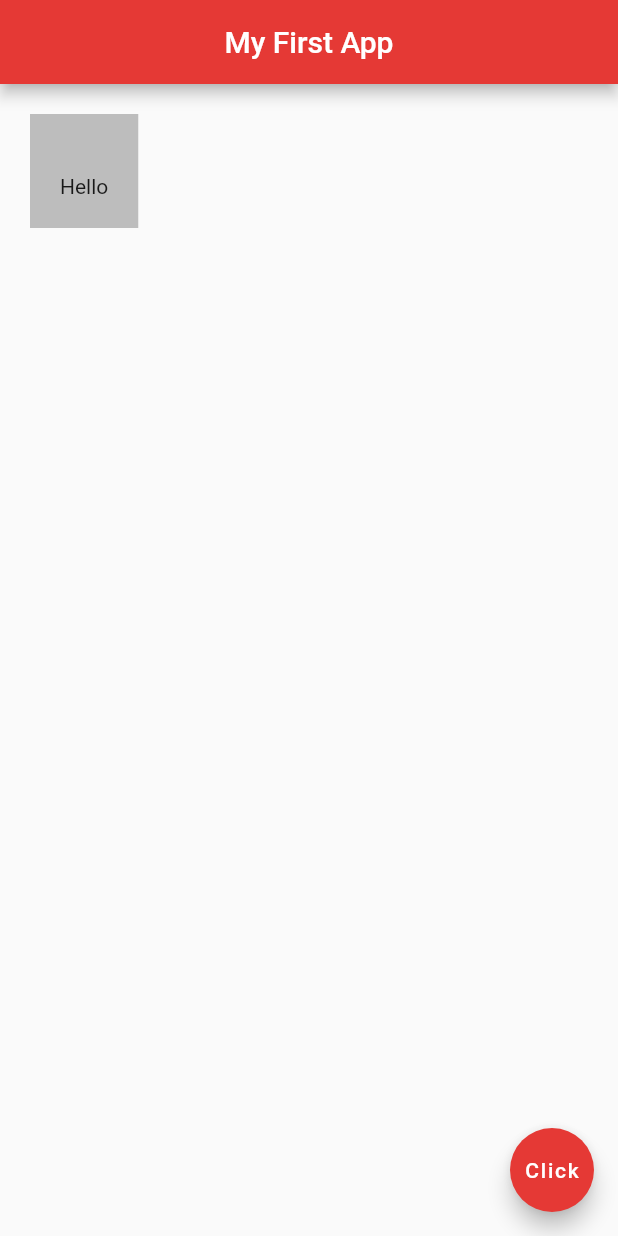
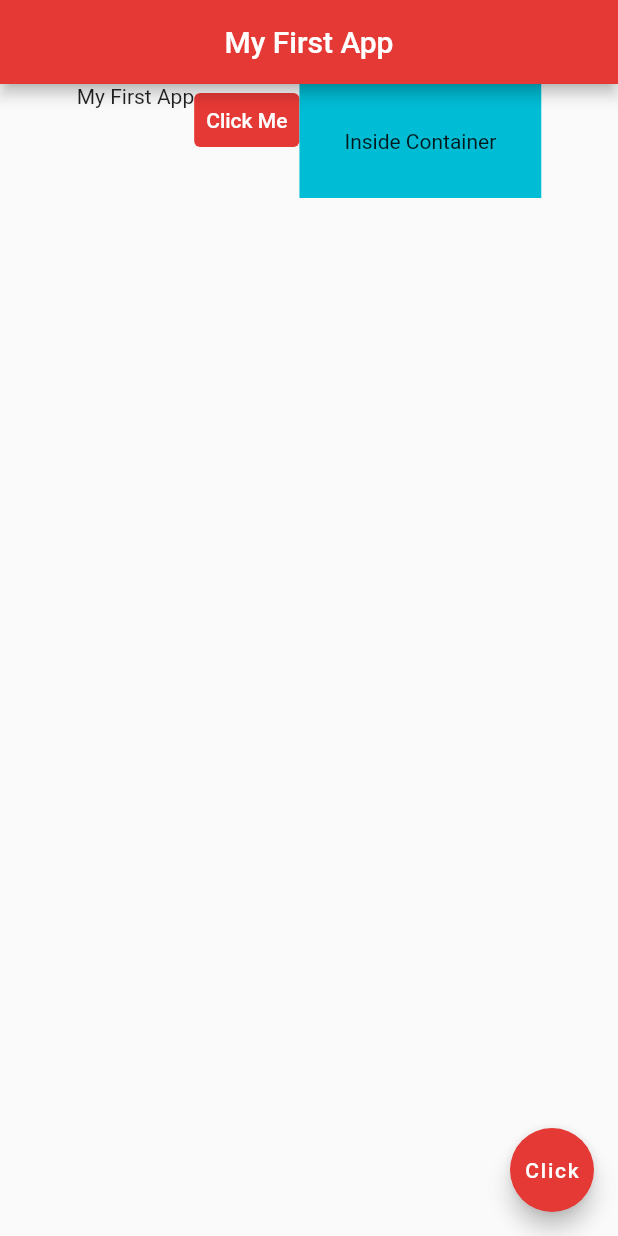
Before and after one commit to ronhedwigzape/flutter_thenetninja_tutorials, a Flutter app: the screen it shows after launch, on a phone screen of 412 x 824 dp. Run offline on Flutter 3.47's test engine with Material 2 defaults, Android fonts, the phone set to English and light mode, and no system bars.

Commit message:
Learn Rows

```diff
--- a/lib/main.dart
+++ b/lib/main.dart
@@ -27,11 +27,24 @@
         centerTitle: true,
         backgroundColor: Colors.red[600]
       ),
-      body: Container(
-        padding: EdgeInsets.fromLTRB(20.0, 40.0, 20.0, 20.0),
-        margin: EdgeInsets.all(20.0),
-        color: Colors.grey[400],
-        child: Text('Hello'),
+      body: Row( // Row is a layout
+        mainAxisAlignment: MainAxisAlignment.center, // center the children
+        crossAxisAlignment: CrossAxisAlignment.start, // align the children to the top
+        children: <Widget>[ // children is a list of widgets to be displayed
+          Text('My First App'),
+          TextButton(
+            onPressed: () {},
+            style: TextButton.styleFrom(
+              foregroundColor: Colors.white, backgroundColor: Colors.red[600],
+            ),
+            child: Text('Click Me')
+          ),
+          Container(
+            color: Colors.cyan,
+            padding: EdgeInsets.all(30.0),
+            child: Text('Inside Container'),
+          )
+        ]
       ),
       floatingActionButton: FloatingActionButton(
         onPressed: () {},
```
